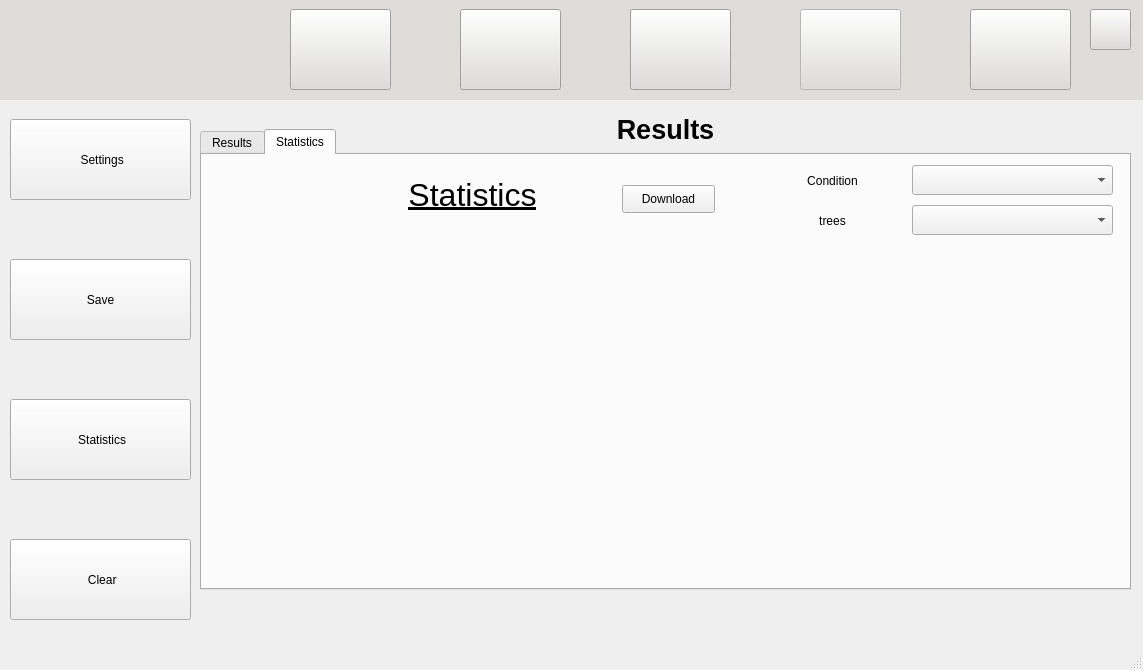
Above: scripts/Qt/main.ui from tahiri-lab/iPhyloGeo_plus_plus before the change. Below: the same form after it.
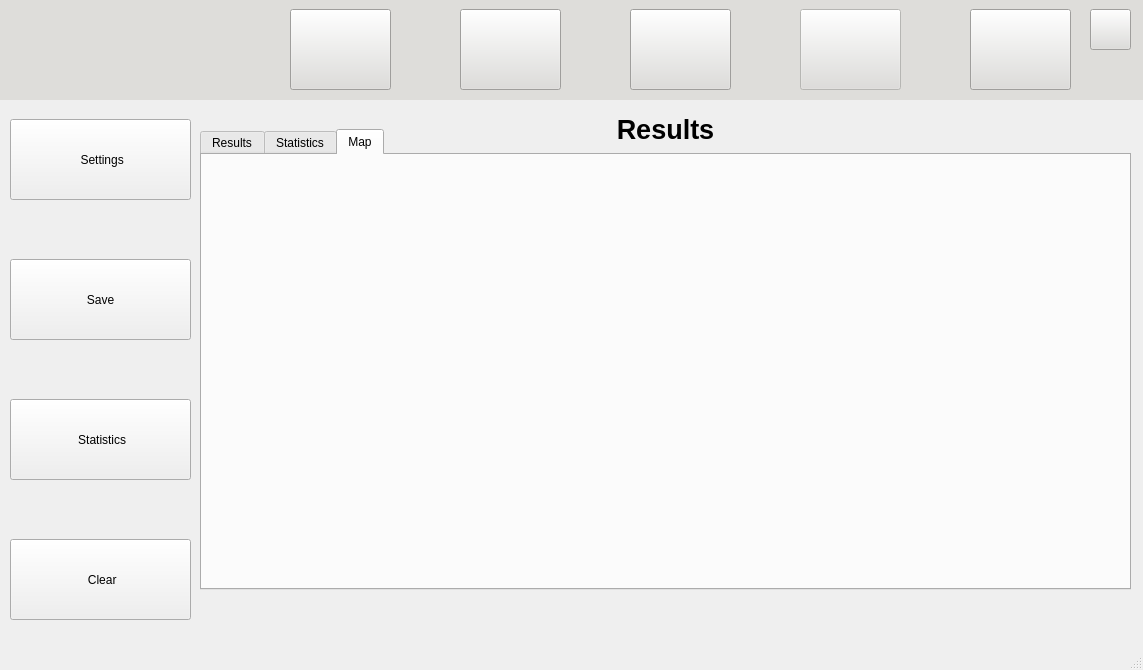
That is the form after the change. The open tabs and pages were chosen to show the change. Icons and pictures are not drawn.

Commit message: visu1 in result page

```diff
--- a/scripts/Qt/main.ui
+++ b/scripts/Qt/main.ui
@@ -2577,6 +2577,30 @@
          <zorder>downloadResultsPlotButton</zorder>
         </widget>
        </widget>
+       <widget class="QWidget" name="resultMapTab">
+        <attribute name="title">
+         <string>Map</string>
+        </attribute>
+        <widget class="QLabel" name="mapImage">
+         <property name="geometry">
+          <rect>
+           <x>0</x>
+           <y>0</y>
+           <width>921</width>
+           <height>431</height>
+          </rect>
+         </property>
+         <property name="text">
+          <string/>
+         </property>
+         <property name="scaledContents">
+          <bool>true</bool>
+         </property>
+         <property name="alignment">
+          <set>Qt::AlignmentFlag::AlignCenter</set>
+         </property>
+        </widget>
+       </widget>
       </widget>
      </widget>
     </widget>
```
Left out of the diff: 13 changed lines with no effect on the pictures. The commit also changes 3 other files.
